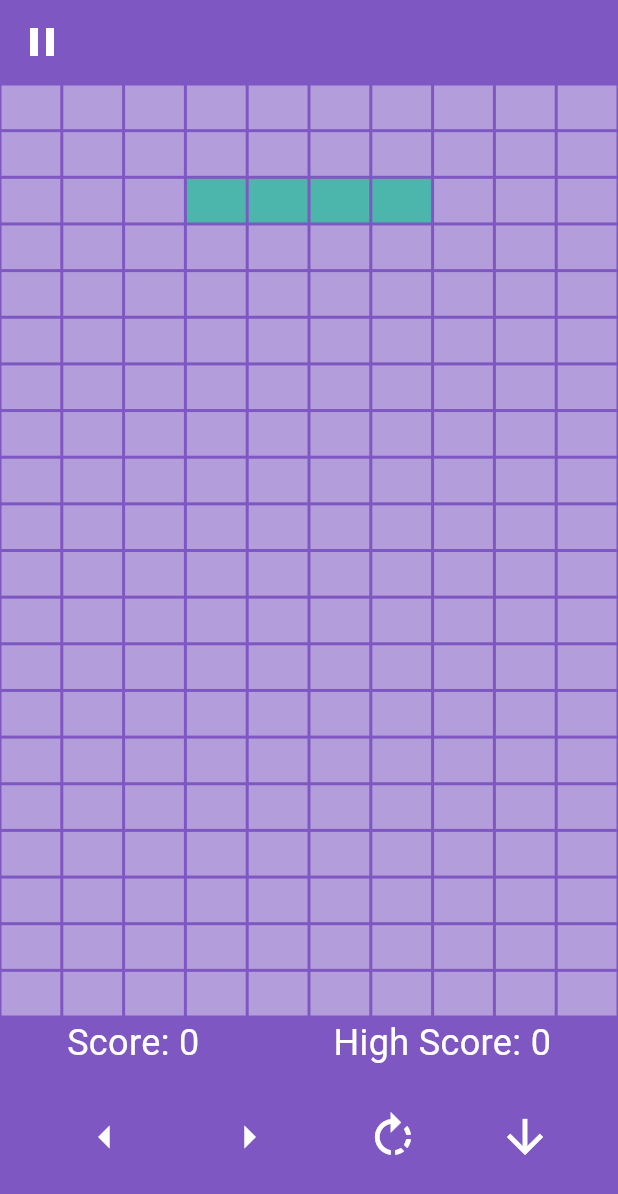
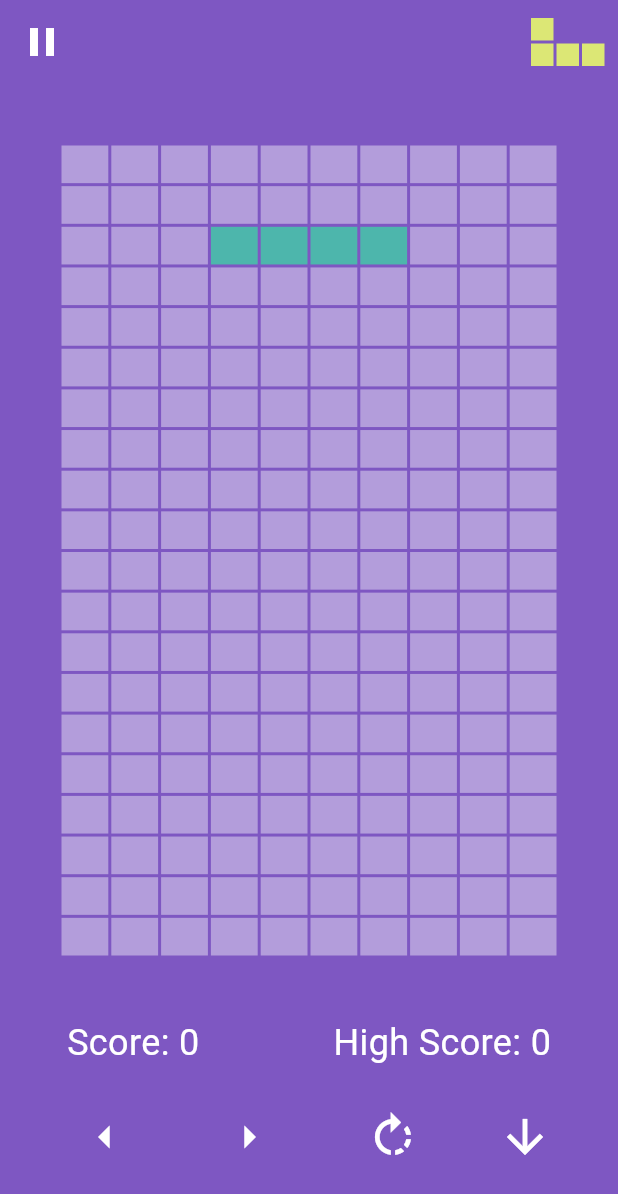
Before and after one commit to Dimasacat-Andronicus/tetris-game-flutter, a Flutter app: the screen it shows after launch, after a tap on "Play", on a phone screen of 412 x 824 dp. Shown: the top 1194 px of the screen. Run offline on Flutter 3.47's test engine with Material 3 defaults, Android fonts, the light colour scheme and no system bars; our stand-ins replace flutter_bloc, lottie, shared_preferences.

Commit message:
update UI that displays next block

```diff
--- a/lib/tetris/tetris_screen.dart
+++ b/lib/tetris/tetris_screen.dart
@@ -24,6 +24,34 @@ class TetrisGame extends StatelessWidget {
       return const SizedBox.shrink();
     },
     ),
+      actions: [
+        BlocBuilder<TetrisCubit, TetrisState>(
+          builder: (context, state) {
+            if (state.nextTetromino != null) {
+              return Padding(
+                padding: const EdgeInsets.all(8.0),
+                child: Column(
+                  mainAxisAlignment: MainAxisAlignment.center,
+                  children: state.nextTetromino!.map((row) {
+                    return Row(
+                      mainAxisSize: MainAxisSize.min,
+                      children: row.map((cell) {
+                        return Container(
+                          width: 15,
+                          height: 15,
+                          margin: const EdgeInsets.all(1),
+                          color: cell == 1 ? state.nextColor : Colors.transparent,
+                        );
+                      }).toList(),
+                    );
+                  }).toList(),
+                ),
+              );
+            }
+            return const SizedBox.shrink();
+          },
+        ),
+      ],
     ),
       body: BlocBuilder<TetrisCubit, TetrisState>(
         builder: (context, state) {
@@ -93,7 +121,9 @@ class TetrisGame extends StatelessWidget {
           } else {
             return Column(
               children: [
-                Expanded(
+                Flexible(
+                  child: Padding(
+                    padding: const EdgeInsets.all(40.0), // Add padding around the grid
                     child: LayoutBuilder(
                       builder: (context, constraints) {
                         final cellSize = constraints.maxHeight / TetrisCubit.rows;
@@ -102,8 +132,7 @@ class TetrisGame extends StatelessWidget {
                           gridDelegate: SliverGridDelegateWithFixedCrossAxisCount(
                             crossAxisCount: TetrisCubit.columns,
                             childAspectRatio:
-                              constraints.maxWidth /
-                              (cellSize * TetrisCubit.columns),
+                            constraints.maxWidth / (cellSize * TetrisCubit.columns),
                           ),
                           itemCount: TetrisCubit.rows * TetrisCubit.columns,
                           itemBuilder: (context, index) {
@@ -111,16 +140,11 @@ class TetrisGame extends StatelessWidget {
                             int column = index % TetrisCubit.columns;
                             Color? color = state.grid[row][column];
                             if (row >= state.currentRow &&
-                              row <
-                                  state.currentRow +
-                                      state.currentTetromino.length &&
+                                row < state.currentRow + state.currentTetromino.length &&
                                 column >= state.currentColumn &&
-                              column <
-                                  state.currentColumn +
-                                      state.currentTetromino[0].length &&
-                              state.currentTetromino[row -
-                                      state.currentRow][column -
-                                      state.currentColumn] ==
+                                column < state.currentColumn + state.currentTetromino[0].length &&
+                                state.currentTetromino[row - state.currentRow]
+                                [column - state.currentColumn] ==
                                     1) {
                               color = state.currentColor;
                             }
@@ -131,6 +155,7 @@ class TetrisGame extends StatelessWidget {
                           },
                         );
                       },
+                    ),
                   ),
                 ),
                 Row(
```
Lines whose indentation alone changed are shown as unchanged.
